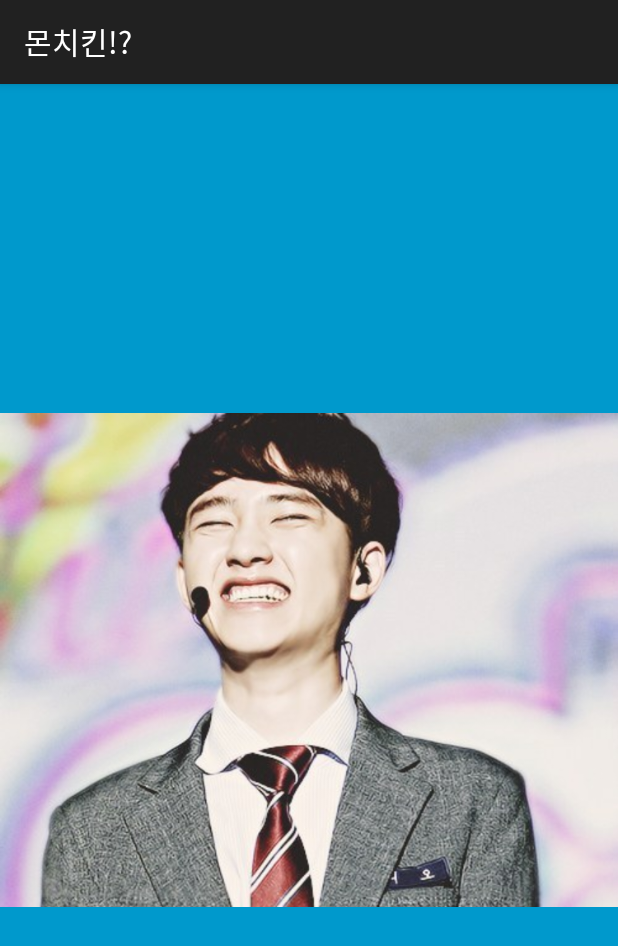
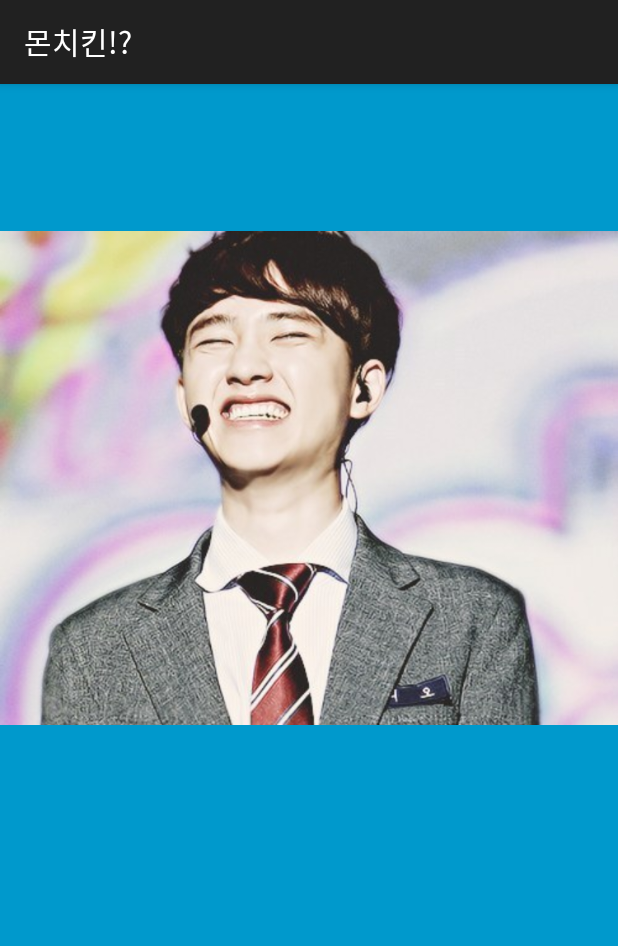
Before and after one commit to seonggyeongkim/randomgame, an Android app: the SplashActivity screen opened directly, with no data from a screen before it, on a phone screen of 412 x 824 dp. Shown: the top 946 px of the screen. Run offline under Robolectric (Android 15) with nearby library versions, the phone set to English and light mode, and no system bars.

Commit message:
#10 change start MainActivity animation

```diff
--- a/app/src/main/java/kr/hs/emirim/duckbill0316/monchicken/MainActivity.java
+++ b/app/src/main/java/kr/hs/emirim/duckbill0316/monchicken/MainActivity.java
@@ -1,6 +1,7 @@
 package kr.hs.emirim.duckbill0316.monchicken;
 
 import android.content.Intent;
+import android.os.Handler;
 import android.support.v7.app.ActionBarActivity;
 import android.os.Bundle;
 import android.view.View;
@@ -12,6 +13,8 @@ public class MainActivity extends ActionBarActivity implements View.OnClickListe
 
     EditText mName;
     Button mButton;
+
+
 
 
     @Override
@@ -67,6 +70,7 @@ public class MainActivity extends ActionBarActivity implements View.OnClickListe
             intent.putExtra("name",name);
             intent.putExtra("age",18);
             startActivity(intent);
+            overridePendingTransition(0, R.anim.zoom_exit);
 
         }catch (NullPointerException e){ //예외 처리
             Toast.makeText(this,"이름을 입력해 주세요!", Toast.LENGTH_LONG).show();
--- a/app/src/main/res/layout/activity_splash.xml
+++ b/app/src/main/res/layout/activity_splash.xml
@@ -9,12 +9,12 @@
     <ImageView
         android:id="@+id/fullscreen_content"
         android:layout_width="match_parent"
-        android:layout_height="match_parent"
+        android:layout_height="525dp"
         android:gravity="center"
         android:keepScreenOn="true"
         android:src="@drawable/dio"
-        android:adjustViewBounds="true" />
-
+        android:adjustViewBounds="true"
+        android:layout_gravity="center_horizontal|top" />
 
 
 </FrameLayout>
```
